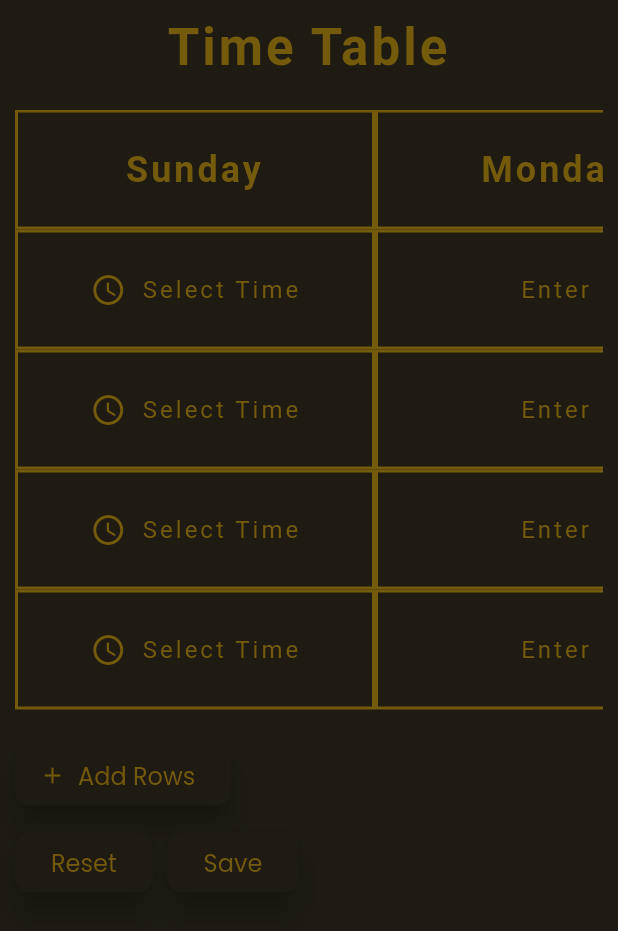
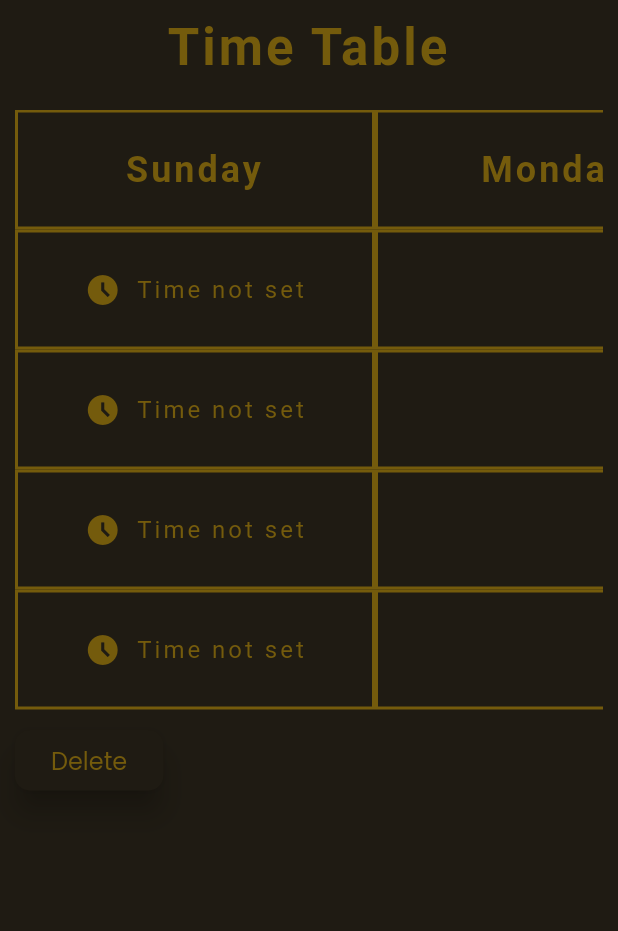
Before and after one commit to STRAcompany/Shine-App, a Flutter app: the TimeTableScreen screen opened directly, after a tap on "Save", on a phone screen of 412 x 824 dp, the part 84-1015 px from its top. Run offline on Flutter 3.47's test engine with Material 3 defaults, Android fonts, the phone set to English and light mode, and no system bars; our stand-ins replace firebase_auth, firebase_core, firebase_database, firebase_storage, google_fonts; missing offline and left inert: syncfusion_flutter_pdfviewer; accounts and stored records are empty; Roboto replaces fonts that are missing (Laila).

Commit message:
time table complete

```diff
--- a/lib/main.dart
+++ b/lib/main.dart
@@ -20,7 +20,6 @@
   runApp(
      MaterialApp(
       darkTheme: ThemeData.dark().copyWith(
-        useMaterial3: true,
         textTheme: GoogleFonts.lailaTextTheme().copyWith(
           titleLarge: GoogleFonts.laila(
             color: darkcolorScheme.primary,
@@ -36,7 +35,7 @@
 
         ),
         colorScheme: darkcolorScheme,
-        scaffoldBackgroundColor: darkcolorScheme.onBackground,
+        scaffoldBackgroundColor: darkcolorScheme.onSurface,
         appBarTheme: const AppBarTheme().copyWith(
           backgroundColor: darkcolorScheme.onPrimaryContainer,
           foregroundColor: darkcolorScheme.primary,
@@ -48,7 +47,7 @@
         elevatedButtonTheme: ElevatedButtonThemeData(
           style: ElevatedButton.styleFrom(
             foregroundColor: darkcolorScheme.primary,
-            backgroundColor: darkcolorScheme.onBackground,
+            backgroundColor: darkcolorScheme.onSurface,
             textStyle: GoogleFonts.poppins().copyWith(
               fontSize: 16,
               fontWeight: FontWeight.w400,
--- a/lib/screens/time_table.dart
+++ b/lib/screens/time_table.dart
@@ -1,11 +1,16 @@
 // import 'package:http/http.dart' as http;
+
+// ignore_for_file: prefer_typing_uninitialized_variables
+
+import 'package:firebase_database/firebase_database.dart';
 
 import 'package:flutter/material.dart';
 import 'package:shine/data/days_of_the_week.dart';
 import 'package:shine/data/time_table_timedata.dart';
 import 'package:shine/data/time_table_todos.dart';
-import 'package:shine/widgets/time_table_text_picker.dart';
-import 'package:shine/widgets/time_table_timepicker.dart';
+import 'package:shine/screens/auth.dart';
+import 'package:shine/widgets/time_table_notset.dart';
+import 'package:shine/widgets/time_table_set.dart';
 
 class TimeTableScreen extends StatefulWidget {
   const TimeTableScreen({super.key});
@@ -14,17 +19,30 @@ class TimeTableScreen extends StatefulWidget {
 }
 
 class _TimeTableScreenState extends State<TimeTableScreen> {
+  bool? isSet;
   int rowNumber = 5;
   final columnNumber = 7;
   int fieldsNumber = 35;
   int currentTimeField = 1;
   String time = "Select Time";
+  var setTimeValue;
+  var setTodoValue;
+  var fieldno;
+  var rowno;
+  final String user = firebase.currentUser!.uid;
+  DatabaseReference ref = FirebaseDatabase.instance.ref('users');
 
   void homePop(context) {
     Navigator.of(context).pop();
   }
 
-  void _saved() {}
+  void _saved() {
+    ref.child("$user/time_table/timeList").set(timeList);
+    ref.child("$user/time_table/todoList").set(todoList);
+    ref.child("$user/time_table/fieldno").set(fieldsNumber);
+    ref.child("$user/time_table/rowno").set(rowNumber);
+    checkSet();
+  }
 
   void _reset() {
     setState(() {
@@ -35,7 +53,7 @@ class _TimeTableScreenState extends State<TimeTableScreen> {
     });
   }
 
-  void selectTime(index) async {
+  void selectTime(int index) async {
     var currenttime = await showTimePicker(
         context: context, initialTime: const TimeOfDay(hour: 5, minute: 00));
     setState(() {
@@ -44,10 +62,10 @@ class _TimeTableScreenState extends State<TimeTableScreen> {
     });
   }
 
-  void selectToDo(index) async {
+  void selectToDo(int index) async {
     var textEditingController = TextEditingController();
     showMenu(
-        color: Theme.of(context).colorScheme.onBackground,
+        color: Theme.of(context).colorScheme.onSurface,
         context: context,
         position: RelativeRect.fromDirectional(
             textDirection: TextDirection.ltr,
@@ -129,6 +147,38 @@ class _TimeTableScreenState extends State<TimeTableScreen> {
     );
   }
 
+  void checkSet() async {
+    isSet = null;
+    var todo = await ref.child('$user/time_table/todoList').get();
+    var time = await ref.child('$user/time_table/timeList').get();
+    var fields = await ref.child('$user/time_table/fieldno').get();
+    var rows = await ref.child('$user/time_table/rowno').get();
+    if (todo.value != null || time.value != null) {
+      setState(() {
+        isSet = true;
+        setTimeValue = time.value;
+        setTodoValue = todo.value;
+        fieldno = fields.value;
+        rowno = rows.value;
+      });
+    } else {
+      setState(() {
+        isSet = false;
+      });
+    }
+  }
+
+  void deleteSet() async {
+    await ref.child("$user/time_table").remove();
+    checkSet();
+  }
+
+  @override
+  void initState() {
+    checkSet();
+    super.initState();
+  }
+
   @override
   Widget build(BuildContext context) {
     return Scaffold(
@@ -158,7 +208,10 @@ class _TimeTableScreenState extends State<TimeTableScreen> {
       ),
       body: Padding(
         padding: const EdgeInsets.all(10),
-        child: ListView(
+        child: Builder(
+          builder: (context) {
+            if (isSet == true) {
+              return ListView(
                 children: [
                   Text(
                     "Time Table",
@@ -168,41 +221,44 @@ class _TimeTableScreenState extends State<TimeTableScreen> {
                   const SizedBox(height: 20),
                   SizedBox(
                     height: 400,
-              child: GridView.builder(
-                shrinkWrap: true,
-                gridDelegate: SliverGridDelegateWithFixedCrossAxisCount(
-                  crossAxisCount: rowNumber,
-                  childAspectRatio: 1 / 3,
-                  // mainAxisSpacing: 10,
-                ),
-                itemBuilder: (context, index) {
-                  if (index % rowNumber == 0) {
-                    double day = index / rowNumber;
-                    return Container(
-                        decoration: BoxDecoration(
-                          border: Border.all(
-                            width: 2,
-                            color: Theme.of(context).colorScheme.primary,
+                    child: TimeTableSet(
+                      days: days,
+                      fieldsNumber: fieldno,
+                      rowNumber: rowno,
+                      setTimeValue: setTimeValue,
+                      setTodoValue: setTodoValue,
                     ),
                   ),
-                        alignment: Alignment.center,
-                        child: Text(
-                          days[day.round()],
-                          style: const TextStyle(
-                            fontSize: 24,
-                            fontWeight: FontWeight.bold,
+                  const SizedBox(height: 10),
+                  Row(
+                    children: [
+                      ElevatedButton(
+                        onPressed: deleteSet,
+                        child: const Text("Delete"),
                       ),
+                      const Expanded(child: SizedBox(),),
+                    ],
+                  ),
+                ],
+              );
+            }
+            if (isSet == false) {
+              return ListView(
+                children: [
+                  Text(
+                    "Time Table",
+                    style: Theme.of(context).textTheme.titleLarge,
                     textAlign: TextAlign.center,
-                        ));
-                  }
-                  if (index < rowNumber) {
-                    return TTTimePicker(selectTime, index,
-                        time: timeList[index]);
-                  }
-                  return TTTextPicker(selectToDo, index, todoList[index - rowNumber]);
-                },
-                itemCount: fieldsNumber,
-                scrollDirection: Axis.horizontal,
+                  ),
+                  const SizedBox(height: 20),
+                  SizedBox(
+                    height: 400,
+                    child: TimeTableNotSet(
+                      days: days,
+                      fieldsNumber: fieldsNumber,
+                      rowNumber: rowNumber,
+                      selectTime: selectTime,
+                      selectToDo: selectToDo,
                     ),
                   ),
                   const SizedBox(
@@ -223,12 +279,18 @@ class _TimeTableScreenState extends State<TimeTableScreen> {
                   Row(
                     mainAxisAlignment: MainAxisAlignment.start,
                     children: [
-                ElevatedButton(onPressed: _reset, child: const Text("Reset")),
+                      ElevatedButton(
+                          onPressed: _reset, child: const Text("Reset")),
                       const SizedBox(width: 10),
-                ElevatedButton(onPressed: _saved, child: const Text("Save")),
+                      ElevatedButton(
+                          onPressed: _saved, child: const Text("Save")),
                     ],
                   ),
                 ],
+              );
+            }
+            return const Center(child: CircularProgressIndicator());
+          },
         ),
       ),
     );
--- /dev/null
+++ b/lib/widgets/time_table_notset.dart
@@ -0,0 +1,59 @@
+import 'package:flutter/material.dart';
+import 'package:shine/data/time_table_timedata.dart';
+import 'package:shine/data/time_table_todos.dart';
+import 'package:shine/widgets/time_table_text_picker.dart';
+import 'package:shine/widgets/time_table_time_picker.dart';
+
+class TimeTableNotSet extends StatelessWidget{
+  const TimeTableNotSet({
+    required this.days,
+    required this.fieldsNumber,
+    required this.rowNumber,
+    required this.selectTime,
+    required this.selectToDo,
+    super.key,
+  });
+  final int rowNumber;
+  final int fieldsNumber;
+  final List<String> days;
+  final void Function(int index) selectTime;
+  final void Function(int index) selectToDo;
+  @override
+  Widget build(BuildContext context) {
+    return GridView.builder(
+      gridDelegate: SliverGridDelegateWithFixedCrossAxisCount(
+        crossAxisCount: rowNumber,
+        childAspectRatio: 1 / 3,
+        // mainAxisSpacing: 10,
+      ),
+      itemBuilder: (context, index) {
+        if (index % rowNumber == 0) {
+          double day = index / rowNumber;
+          return Container(
+            decoration: BoxDecoration(
+              border: Border.all(
+                width: 2,
+                color: Theme.of(context).colorScheme.primary,
+              ),
+            ),
+            alignment: Alignment.center,
+            child: Text(
+              days[day.round()],
+              style: const TextStyle(
+                fontSize: 24,
+                fontWeight: FontWeight.bold,
+              ),
+              textAlign: TextAlign.center,
+            ),
+          );
+        }
+        if (index < rowNumber) {
+          return TTTimePicker(selectTime, index, time: timeList[index]);
+        }
+        return TTTextPicker(selectToDo, index, todoList[index - rowNumber]);
+      },
+      itemCount: fieldsNumber,
+      scrollDirection: Axis.horizontal,
+    );
+  }
+}
--- /dev/null
+++ b/lib/widgets/time_table_set.dart
@@ -0,0 +1,58 @@
+import 'package:flutter/material.dart';
+import 'package:shine/widgets/time_table_text.dart';
+import 'package:shine/widgets/time_table_time.dart';
+
+
+class TimeTableSet extends StatelessWidget {
+  const TimeTableSet({
+    required this.days,
+    required this.fieldsNumber,
+    required this.rowNumber,
+    required this.setTimeValue,
+    required this.setTodoValue,
+    super.key,
+  });
+  final int rowNumber;
+  final int fieldsNumber;
+  final List<String> days;
+  final List setTimeValue;
+  final List setTodoValue;
+  @override
+  Widget build(BuildContext context) {
+    return GridView.builder(
+      gridDelegate: SliverGridDelegateWithFixedCrossAxisCount(
+        crossAxisCount: rowNumber,
+        childAspectRatio: 1 / 3,
+        // mainAxisSpacing: 10,
+      ),
+      itemBuilder: (context, index) {
+        if (index % rowNumber == 0) {
+          double day = index / rowNumber;
+          return Container(
+            decoration: BoxDecoration(
+              border: Border.all(
+                width: 2,
+                color: Theme.of(context).colorScheme.primary,
+              ),
+            ),
+            alignment: Alignment.center,
+            child: Text(
+              days[day.round()],
+              style: const TextStyle(
+                fontSize: 24,
+                fontWeight: FontWeight.bold,
+              ),
+              textAlign: TextAlign.center,
+            ),
+          );
+        }
+        if (index < rowNumber) {
+          return TTTime(setTimeValue[index]);
+        }
+          return TTText(setTodoValue[index - rowNumber]);
+      },
+      itemCount: fieldsNumber,
+      scrollDirection: Axis.horizontal,
+    );
+  }
+}
--- /dev/null
+++ b/lib/widgets/time_table_text.dart
@@ -0,0 +1,29 @@
+import 'package:flutter/material.dart';
+
+// ignore: must_be_immutable
+class TTText extends StatelessWidget {
+  TTText(this.todo,{super.key});
+  String todo;
+  @override
+  Widget build(BuildContext context) {
+    if (todo == "Enter"){
+      todo = "";
+    }
+    return Container(
+      decoration: BoxDecoration(
+        border: Border.all(
+          width: 2,
+          color: Theme.of(context).colorScheme.primary,
+        ),
+      ),
+      alignment: Alignment.center,
+      child: Text(
+        todo,
+        style: Theme.of(context).textTheme.bodyMedium!.copyWith(
+              color: Theme.of(context).colorScheme.primary,
+            ),
+        textAlign: TextAlign.center,
+      ),
+    );
+  }
+}
--- /dev/null
+++ b/lib/widgets/time_table_time.dart
@@ -0,0 +1,40 @@
+import 'package:flutter/material.dart';
+
+// ignore: must_be_immutable
+class TTTime extends StatelessWidget {
+  TTTime(this.time, {super.key});
+  String time;
+  @override
+  Widget build(BuildContext context) {
+    if (time == "Select Time") {
+      time = "Time not set";
+    }
+    return Container(
+      decoration: BoxDecoration(
+        border: Border.all(
+          width: 2,
+          color: Theme.of(context).colorScheme.primary,
+        ),
+      ),
+      alignment: Alignment.center,
+      child: Row(
+        crossAxisAlignment: CrossAxisAlignment.center,
+        mainAxisAlignment: MainAxisAlignment.center,
+        children: [
+          Icon(
+            Icons.access_time_filled,
+            color: Theme.of(context).colorScheme.primary,
+          ),
+          const SizedBox(width: 10),
+          Text(
+            time,
+            style: Theme.of(context).textTheme.bodyMedium!.copyWith(
+                  color: Theme.of(context).colorScheme.primary,
+                ),
+            overflow: TextOverflow.fade,
+          ),
+        ],
+      ),
+    );
+  }
+}
```
Also changed, not shown: lib/screens/auth.dart (+6 -4 lines), lib/screens/library.dart (+26 -14 lines), lib/screens/pdf_view.dart (added, +13 -0 lines), lib/widgets/time_table_time_picker.dart (renamed from lib/widgets/time_table_timepicker.dart, +9 -3 lines), pubspec.yaml (+5 -6 lines), pubspec.lock, 9 other files. Lines whose indentation alone changed are shown as unchanged.
